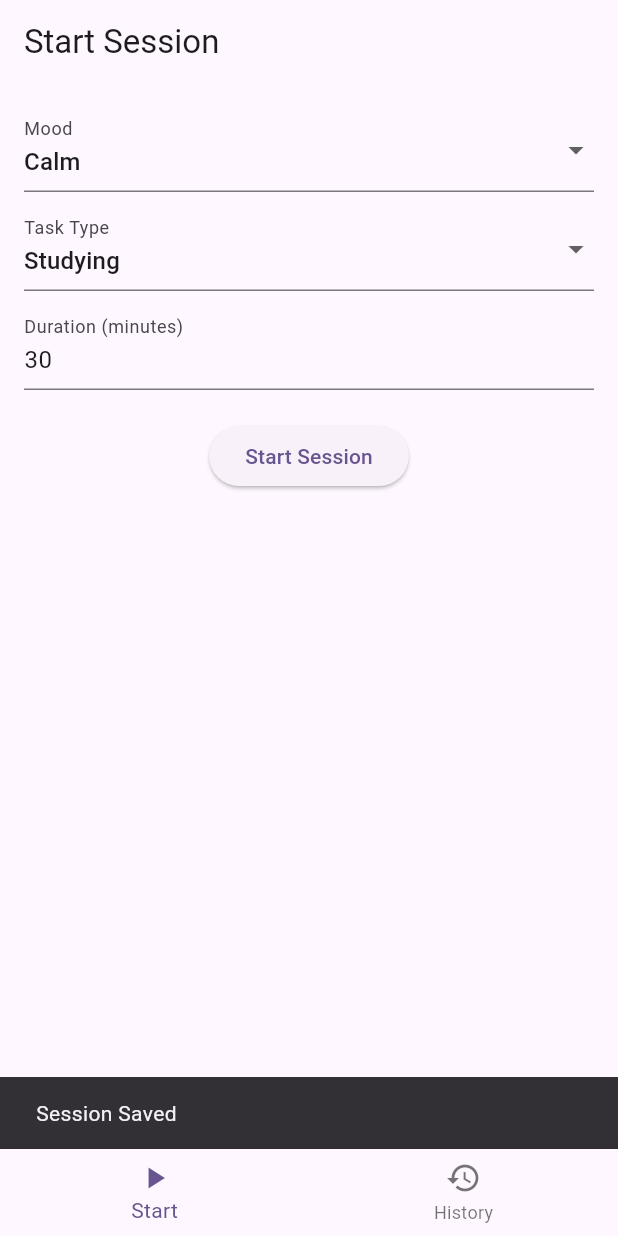
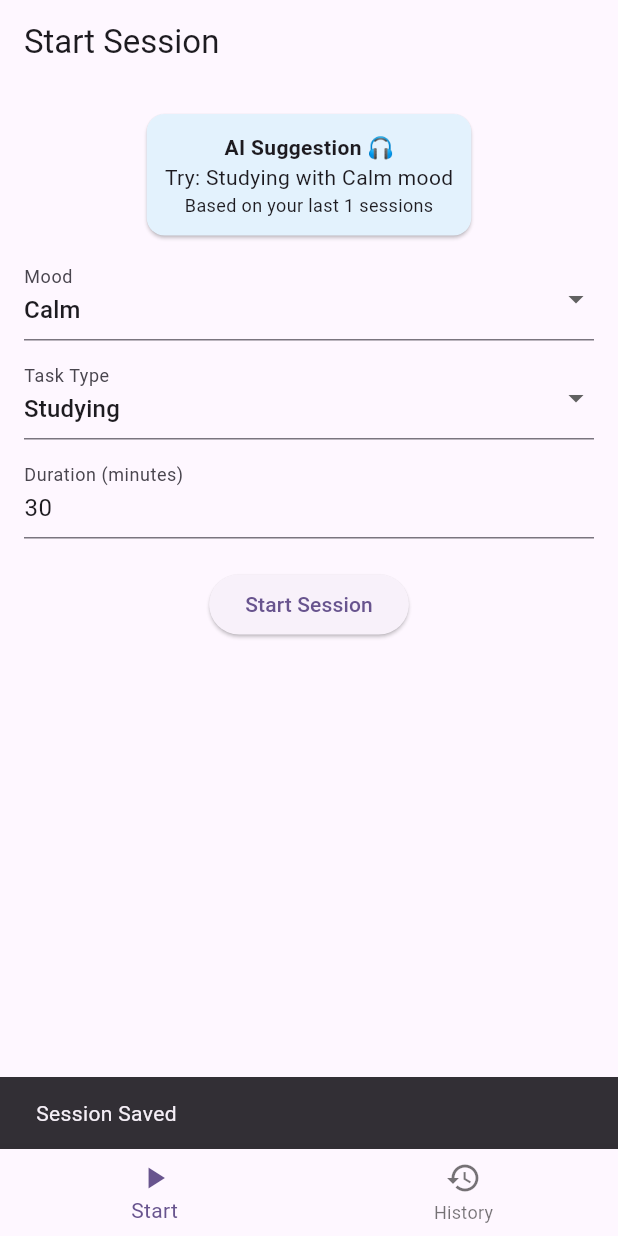
Before and after one commit to JayTK13/MADProj1, a Flutter app: the screen it shows after launch, after a tap on "Start Session", on a phone screen of 412 x 824 dp. Run offline on Flutter 3.47's test engine with Material 3 defaults, Android fonts, the phone set to English and light mode, and no system bars; our stand-ins replace sqflite; accounts and stored records are empty.

Commit message:
add AI suggestion to UI and refresh recommendation after session is complete

```diff
--- a/proj1/lib/screens/start_session_screen.dart
+++ b/proj1/lib/screens/start_session_screen.dart
@@ -15,6 +15,21 @@ class _StartSessionScreenState extends State<StartSessionScreen> {
   String taskType = 'Studying';
   int duration = 30;
 
+  Map<String, dynamic>? recommendation;
+
+  @override
+  void initState() {
+    super.initState();
+    loadRecommendation();
+  }
+
+  Future<void> loadRecommendation() async {
+    final data = await DatabaseHelper.instance.getRecommendation();
+    setState(() {
+      recommendation = data;
+    });
+  }
+
   Future<void> saveSession() async {
     if (_formKey.currentState!.validate()) {
       await DatabaseHelper.instance.insertSession({
@@ -23,6 +38,8 @@ class _StartSessionScreenState extends State<StartSessionScreen> {
         'duration': duration,
         'createdAt': DateTime.now().toString(),
       });
+
+      await loadRecommendation();
 
       ScaffoldMessenger.of(
         context,
@@ -40,6 +57,31 @@ class _StartSessionScreenState extends State<StartSessionScreen> {
           key: _formKey,
           child: Column(
             children: [
+              if (recommendation != null)
+                Card(
+                  color: Colors.blue.shade50,
+                  child: Padding(
+                    padding: const EdgeInsets.all(12),
+                    child: Column(
+                      children: [
+                        const Text(
+                          "AI Suggestion 🎧",
+                          style: TextStyle(fontWeight: FontWeight.bold),
+                        ),
+                        Text(
+                          "Try: ${recommendation!['taskType']} with ${recommendation!['mood']} mood",
+                        ),
+                        Text(
+                          recommendation!['reason'],
+                          style: const TextStyle(fontSize: 12),
+                        ),
+                      ],
+                    ),
+                  ),
+                ),
+
+              const SizedBox(height: 10),
+
               DropdownButtonFormField(
                 value: mood,
                 items: ['Calm', 'Focus', 'Energy']
@@ -52,7 +94,9 @@ class _StartSessionScreenState extends State<StartSessionScreen> {
                 },
                 decoration: const InputDecoration(labelText: 'Mood'),
               ),
+
               const SizedBox(height: 10),
+
               DropdownButtonFormField(
                 value: taskType,
                 items: ['Studying', 'Coding', 'Reading']
@@ -65,7 +109,9 @@ class _StartSessionScreenState extends State<StartSessionScreen> {
                 },
                 decoration: const InputDecoration(labelText: 'Task Type'),
               ),
+
               const SizedBox(height: 10),
+
               TextFormField(
                 initialValue: duration.toString(),
                 keyboardType: TextInputType.number,
@@ -82,7 +128,9 @@ class _StartSessionScreenState extends State<StartSessionScreen> {
                   duration = int.tryParse(value) ?? 30;
                 },
               ),
+
               const SizedBox(height: 20),
+
               ElevatedButton(
                 onPressed: saveSession,
                 child: const Text('Start Session'),
```
